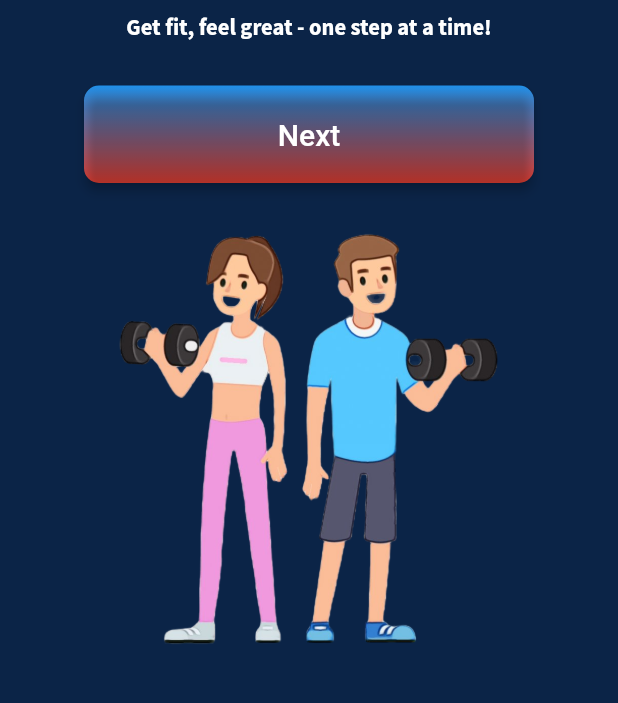
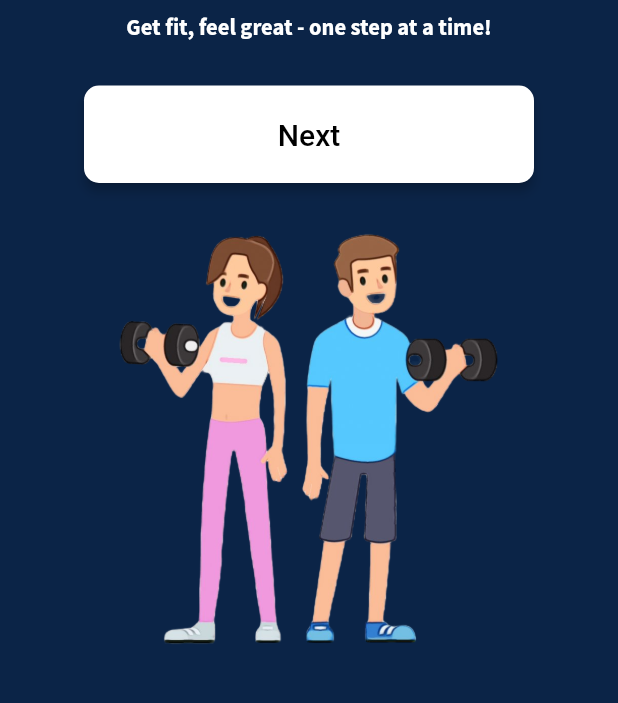
Before and after one commit to Sxmxrth/CalFit-Mini-Project, a Flutter app: the screen it shows after launch, on a phone screen of 412 x 824 dp, the part 330-1033 px from its top. Run offline on Flutter 3.47's test engine with Material 2 defaults, Android fonts, the light colour scheme and no system bars; our stand-ins replace carousel_slider, charts_flutter_new, cloud_firestore, firebase_auth, firebase_core, font_awesome_flutter and 3 more; accounts and stored records are empty.

Commit message:
UI updated

```diff
--- a/cal_fit/lib/screens/calories.dart
+++ b/cal_fit/lib/screens/calories.dart
@@ -56,7 +56,7 @@ class _CalorieCounterPageState extends State<CalorieCounterPage>
 
   TextEditingController caloriesController = TextEditingController(text: "0");
   double caloriesBurnt = 0;
-  double maxCalories = 5000;
+  double maxCalories = 10000;
 
   void updateCaloriesBurnt(String foodItem) async {
     final String apiKey = 'tfrgbMHWlLMua08CwmmR8Y83UCrhV6ezK83oK5Qo';
@@ -109,6 +109,7 @@ class _CalorieCounterPageState extends State<CalorieCounterPage>
             child: Column(
               children: [
                 CircularPercentIndicator(
+                  circularStrokeCap: CircularStrokeCap.round,
                   startAngle: 180.0,
                   radius: 110.0,
                   lineWidth: 17.0,
--- a/cal_fit/lib/screens/home.dart
+++ b/cal_fit/lib/screens/home.dart
@@ -47,19 +47,19 @@ class HomePage extends StatelessWidget {
             ),
             Ink(
               decoration: BoxDecoration(
-                gradient: LinearGradient(
-                  colors: [
-                    Colors.blue,
-                    Colors.red,
-                  ],
-                  begin: Alignment.topCenter,
-                  end: Alignment.bottomCenter,
-                ),
+                // gradient: LinearGradient(
+                //   colors: [
+                //     Colors.blue,
+                //     Colors.red,
+                //   ],
+                //   begin: Alignment.topCenter,
+                //   end: Alignment.bottomCenter,
+                // ),
                 borderRadius: BorderRadius.circular(10),
               ),
               child: ElevatedButton(
                 style: ElevatedButton.styleFrom(
-                  backgroundColor: Colors.transparent,
+                  backgroundColor: Colors.white,
                   elevation: 3,
                   shape: RoundedRectangleBorder(
                     borderRadius: BorderRadius.circular(10),
@@ -71,7 +71,7 @@ class HomePage extends StatelessWidget {
                 },
                 child: Text(
                   "Next",
-                  style: TextStyle(color: Colors.white, fontSize: 20),
+                  style: TextStyle(color: Colors.black, fontSize: 20),
                 ),
               ),
             ),
--- a/cal_fit/lib/screens/profilePage.dart
+++ b/cal_fit/lib/screens/profilePage.dart
@@ -701,7 +701,10 @@ class _ProfilePageState extends State<ProfilePage> {
                               Navigator.pushNamed(context, "/dashboard");
                               //Update the database with this info
                             },
-                            child: Text("Update"),
+                            child: Text("Update",
+                                style: TextStyle(
+                                  fontSize: 20,
+                                )),
                             style: ElevatedButton.styleFrom(
                                 minimumSize: Size(200, 60),
                                 backgroundColor: Color(0xff0B2447)),
--- a/cal_fit/lib/widgets/reusableCard.dart
+++ b/cal_fit/lib/widgets/reusableCard.dart
@@ -14,7 +14,7 @@ class CardImageRight extends StatelessWidget {
         child: Container(
           padding: EdgeInsets.only(top: 20, left: 5),
           decoration: BoxDecoration(
-              border: Border.all(color: Colors.black),
+              // border: Border.all(color: Colors.black),
               borderRadius: BorderRadius.circular(10),
               color: Color(0xff0A4D68),
               gradient: LinearGradient(
@@ -68,7 +68,7 @@ class CardImageLeft extends StatelessWidget {
       child: Container(
         padding: EdgeInsets.only(top: 20),
         decoration: BoxDecoration(
-            border: Border.all(color: Colors.black),
+            // border: Border.all(color: Colors.black),
             borderRadius: BorderRadius.circular(10),
             color: Color(0xff088395),
             gradient: LinearGradient(
```
